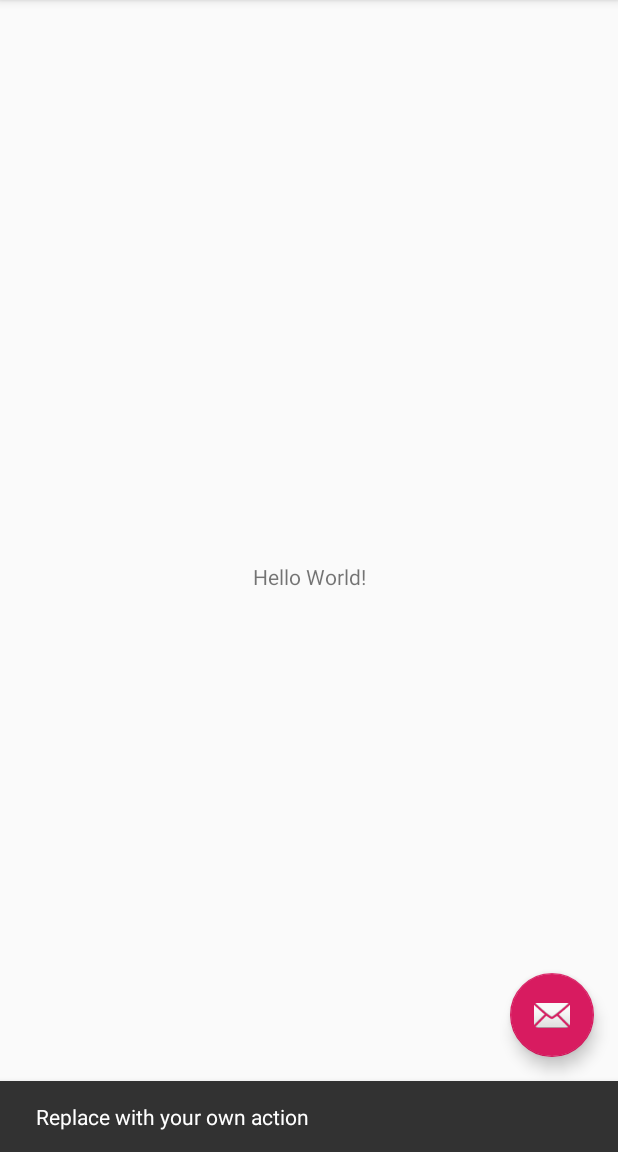
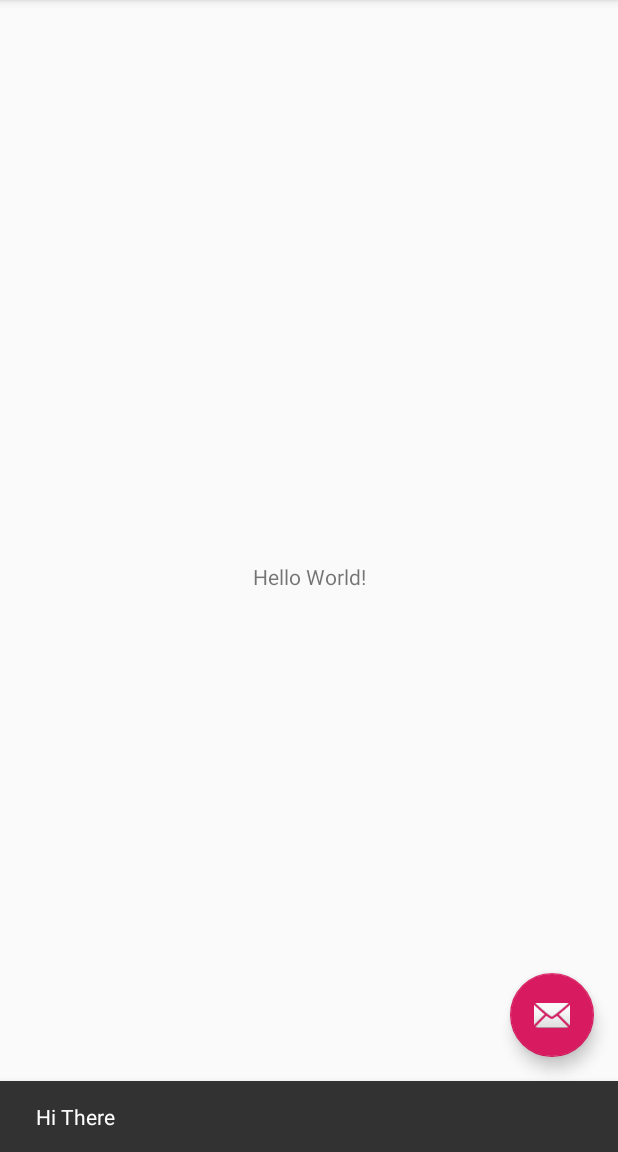
Before and after one commit to ptcheng105/cse110lab3, an Android app: the screen it shows after launch (MainActivity), after a tap on an icon or button, on a phone screen of 412 x 824 dp, the part 84-1236 px from its top. Run offline under Robolectric (Android 15) with nearby library versions, the phone set to English and light mode, and no system bars.

Commit message:
test on android studio commit changes to hi there

```diff
--- a/app/src/main/java/com/andriod/testproject/MainActivity.java
+++ b/app/src/main/java/com/andriod/testproject/MainActivity.java
@@ -22,7 +22,7 @@ public class MainActivity extends AppCompatActivity {
         fab.setOnClickListener(new View.OnClickListener() {
             @Override
             public void onClick(View view) {
-                Snackbar.make(view, "Replace with your own action", Snackbar.LENGTH_LONG)
+                Snackbar.make(view, "Hi There", Snackbar.LENGTH_LONG)
                         .setAction("Action", null).show();
             }
         });
```
